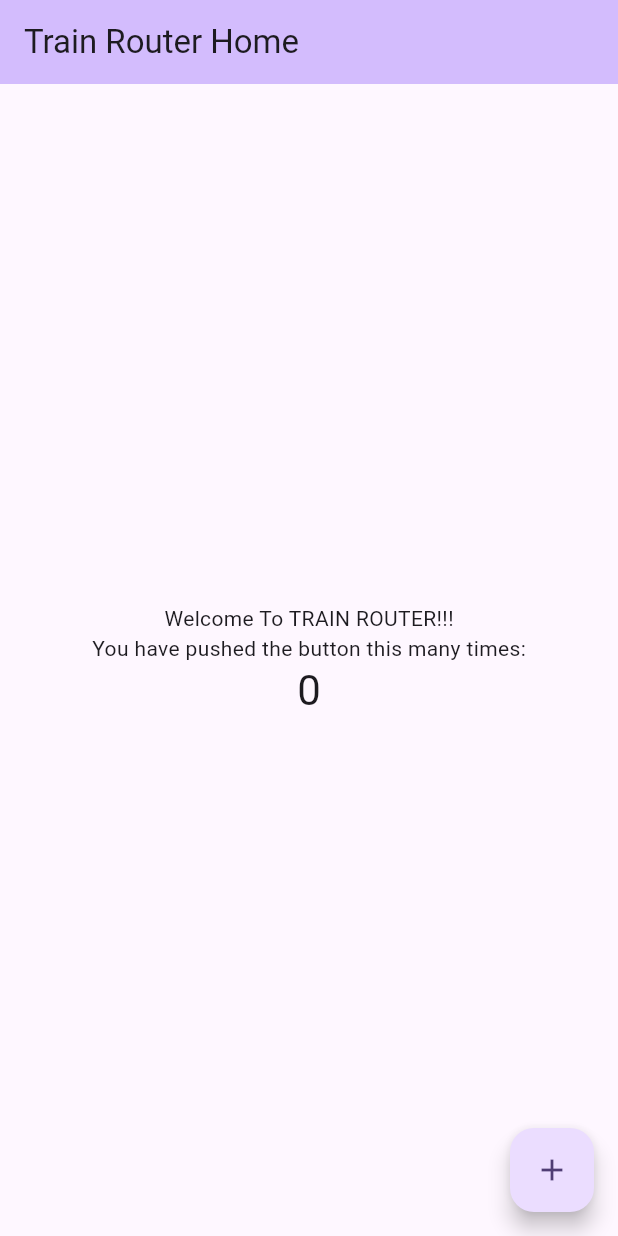
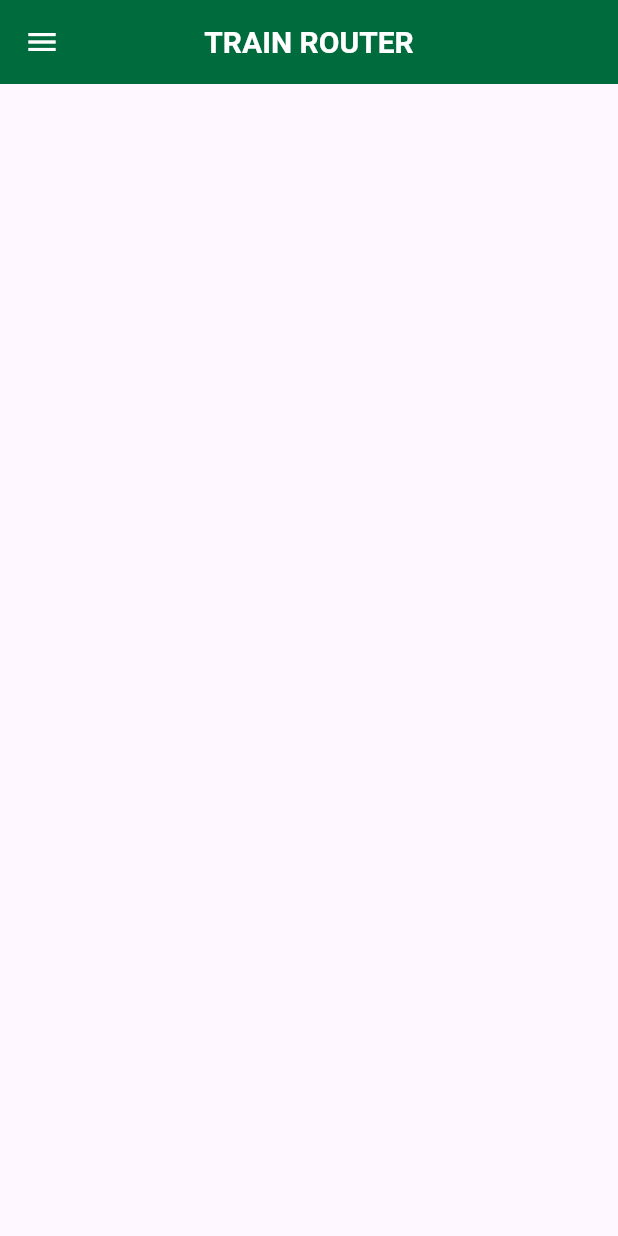
Before and after one commit to hasibcore/Train-Router, a Flutter app: the screen it shows after launch, on a phone screen of 412 x 824 dp. Run offline on Flutter 3.47's test engine with Material 3 defaults, Android fonts, the phone set to English and light mode, and no system bars.

Commit message:
Update TrainRouterHome UI with new app bar and green theme

```diff
--- a/lib/main.dart
+++ b/lib/main.dart
@@ -7,117 +7,46 @@ void main() {
 class MyApp extends StatelessWidget {
   const MyApp({super.key});
 
-  // This widget is the root of your application.
   @override
   Widget build(BuildContext context) {
     return MaterialApp(
+      debugShowCheckedModeBanner: false,
       title: 'Train Router',
-      theme: ThemeData(
-        // This is the theme of your application.
-        //
-        // TRY THIS: Try running your application with "flutter run". You'll see
-        // the application has a purple toolbar. Then, without quitting the app,
-        // try changing the seedColor in the colorScheme below to Colors.green
-        // and then invoke "hot reload" (save your changes or press the "hot
-        // reload" button in a Flutter-supported IDE, or press "r" if you used
-        // the command line to start the app).
-        //
-        // Notice that the counter didn't reset back to zero; the application
-        // state is not lost during the reload. To reset the state, use hot
-        // restart instead.
-        //
-        // This works for code too, not just values: Most code changes can be
-        // tested with just a hot reload.
-        colorScheme: .fromSeed(seedColor: Colors.deepPurple),
-      ),
-      home: const MyHomePage(title: 'Train Router Home'),
+      home: const TrainRouterHome(),
     );
   }
 }
 
-class MyHomePage extends StatefulWidget {
-  const MyHomePage({super.key, required this.title});
-
-  // This widget is the home page of your application. It is stateful, meaning
-  // that it has a State object (defined below) that contains fields that affect
-  // how it looks.
-
-  // This class is the configuration for the state. It holds the values (in this
-  // case the title) provided by the parent (in this case the App widget) and
-  // used by the build method of the State. Fields in a Widget subclass are
-  // always marked "final".
-
-  final String title;
-
-  @override
-  State<MyHomePage> createState() => _MyHomePageState();
-}
-
-class _MyHomePageState extends State<MyHomePage> {
-  int _counter = 0;
-
-  void _incrementCounter() {
-    setState(() {
-      // This call to setState tells the Flutter framework that something has
-      // changed in this State, which causes it to rerun the build method below
-      // so that the display can reflect the updated values. If we changed
-      // _counter without calling setState(), then the build method would not be
-      // called again, and so nothing would appear to happen.
-      _counter++;
-    });
-  }
+class TrainRouterHome extends StatelessWidget {
+  const TrainRouterHome({super.key});
 
   @override
   Widget build(BuildContext context) {
-    // This method is rerun every time setState is called, for instance as done
-    // by the _incrementCounter method above.
-    //
-    // The Flutter framework has been optimized to make rerunning build methods
-    // fast, so that you can just rebuild anything that needs updating rather
-    // than having to individually change instances of widgets.
     return Scaffold(
       appBar: AppBar(
-        // TRY THIS: Try changing the color here to a specific color (to
-        // Colors.amber, perhaps?) and trigger a hot reload to see the AppBar
-        // change color while the other colors stay the same.
-        backgroundColor: Theme.of(context).colorScheme.inversePrimary,
-        // Here we take the value from the MyHomePage object that was created by
-        // the App.build method, and use it to set our appbar title.
-        title: Text(widget.title),
-      ),
-      body: Center(
-        // Center is a layout widget. It takes a single child and positions it
-        // in the middle of the parent.
-        child: Column(
-          // Column is also a layout widget. It takes a list of children and
-          // arranges them vertically. By default, it sizes itself to fit its
-          // children horizontally, and tries to be as tall as its parent.
-          //
-          // Column has various properties to control how it sizes itself and
-          // how it positions its children. Here we use mainAxisAlignment to
-          // center the children vertically; the main axis here is the vertical
-          // axis because Columns are vertical (the cross axis would be
-          // horizontal).
-          //
-          // TRY THIS: Invoke "debug painting" (choose the "Toggle Debug Paint"
-          // action in the IDE, or press "p" in the console), to see the
-          // wireframe for each widget.
-          mainAxisAlignment: .center,
-          children: [
-            const Text('Welcome To TRAIN ROUTER!!!'),
-            const Text('You have pushed the button this many times:'),
-            Text(
-              '$_counter',
-              style: Theme.of(context).textTheme.headlineMedium,
-            ),
-          ],
+        backgroundColor: const Color(0xFF006B3C),
+        elevation: 0,
+        centerTitle: true,
+
+        leading: IconButton(
+          onPressed: () {},
+          icon: const Icon(
+            Icons.menu,
+            color: Colors.white,
+          ),
+        ),
+
+        title: const Text(
+          'TRAIN ROUTER',
+          style: TextStyle(
+            color: Colors.white,
+            fontSize: 20,
+            fontWeight: FontWeight.bold,
+          ),
         ),
       ),
-      floatingActionButton: FloatingActionButton(
-        onPressed: _incrementCounter,
-        tooltip: 'Increment',
-        child: const Icon(Icons.add),
-      ),
+
+      body: const SizedBox(),
     );
   }
 }
```
Also changed, not shown: 2 other files.
